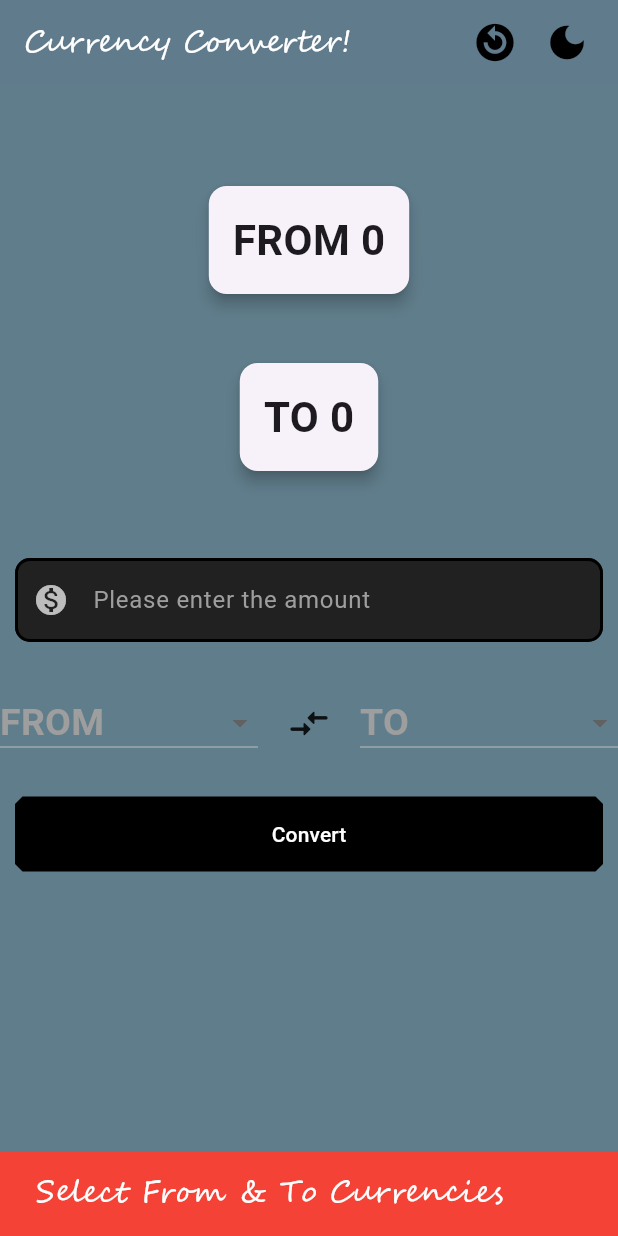
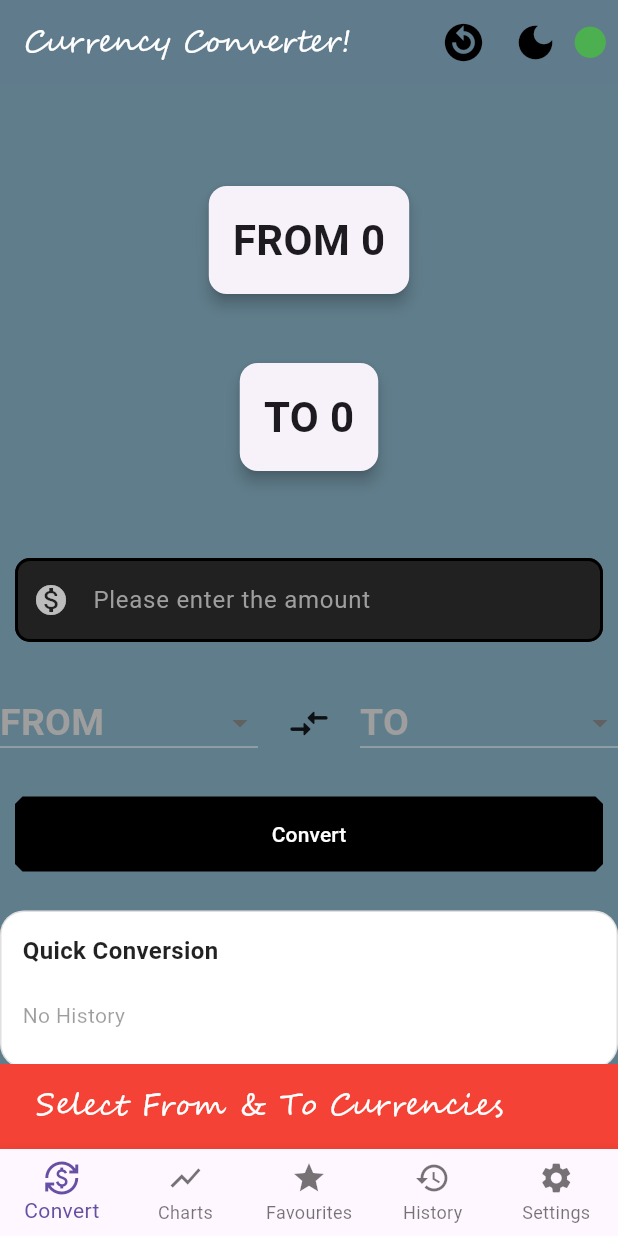
Before and after one commit to KrishnaTHAK/Currency_Converter, a Flutter app: the screen it shows after launch, after a tap on "Convert", on a phone screen of 412 x 824 dp. Run offline on Flutter 3.47's test engine with Material 3 defaults, Android fonts, the phone set to English and light mode, and no system bars; drawn by our look-alikes of auto_size_text; our stand-ins replace connectivity_plus, internet_connection_checker, shared_preferences.

Commit message:
Multi-pages added, Quick Conversion feature added, Basic UI enhanced

```diff
--- /dev/null
+++ b/lib/app/main_navigation_page.dart
@@ -0,0 +1,79 @@
+import 'package:flutter/material.dart';
+
+import '../features/currency_converter/presentation/pages/currency_converter_page.dart';
+import '../features/currency_converter/presentation/pages/charts_page.dart';
+import '../features/currency_converter/presentation/pages/favourites_page.dart';
+import '../features/currency_converter/presentation/pages/history_page.dart';
+import '../features/currency_converter/presentation/pages/settings_page.dart';
+
+class MainNavigationPage extends StatefulWidget {
+  const MainNavigationPage({super.key});
+
+  @override
+  State<MainNavigationPage> createState() => _MainNavigationPage();
+}
+
+class _MainNavigationPage extends State<MainNavigationPage> {
+  int _selectIndex = 0;
+
+  final List<Widget> _pages = [
+    const CurrencyConverterPage(),
+    const ChartsPage(),
+    const FavouritesPage(),
+    const HistoryPage(),
+    const SettingsPage()
+  ];
+
+  void onItemTapped(int index) {
+    setState(() {
+      _selectIndex = index;
+    });
+  }
+
+  @override
+  Widget build(BuildContext context) {
+    return Scaffold(
+
+      body: IndexedStack(
+        index: _selectIndex,
+        children: _pages,
+      ),
+
+      bottomNavigationBar: BottomNavigationBar(
+
+        currentIndex: _selectIndex,
+        onTap: onItemTapped,
+        type: BottomNavigationBarType.fixed,
+
+        items: const [
+
+          BottomNavigationBarItem(
+            icon: Icon(Icons.currency_exchange),
+            label: "Convert"
+          ),
+
+          BottomNavigationBarItem(
+            icon:Icon(Icons.show_chart),
+            label: "Charts"
+          ),
+
+          BottomNavigationBarItem(
+            icon: Icon(Icons.star),
+            label: "Favourites"
+          ),
+
+          BottomNavigationBarItem(
+            icon: Icon(Icons.history),
+            label: "History"
+          ),
+
+          BottomNavigationBarItem(
+            icon: Icon(Icons.settings),
+            label: "Settings",
+          )
+
+        ],
+      ),
+    );
+  }
+}
--- a/lib/features/currency_converter/presentation/pages/charts_page.dart
+++ b/lib/features/currency_converter/presentation/pages/charts_page.dart
@@ -0,0 +1,151 @@
+import 'package:flutter/material.dart';
+
+class ChartsPage extends StatefulWidget {
+  const ChartsPage({super.key});
+
+  @override
+  State<ChartsPage> createState() => _ChartsPageState();
+}
+
+class _ChartsPageState extends State<ChartsPage> {
+  String fromCurrency = "USD";
+  String toCurrency = "INR";
+
+  String selectedRange = "7D";
+
+  final List<String> ranges = [
+    "7D",
+    "30D",
+    "90D",
+  ];
+
+  @override
+  Widget build(BuildContext context) {
+    return Scaffold(
+      appBar: AppBar(
+        title: const Text("Historical Charts"),
+      ),
+      body: Padding(
+        padding: const EdgeInsets.all(16),
+        child: Column(
+          children: [
+            /// Currency Row
+
+            Row(
+              children: [
+                Expanded(
+                  child: DropdownButtonFormField<String>(
+                    value: fromCurrency,
+                    items: const [
+                      DropdownMenuItem(
+                        value: "USD",
+                        child: Text("USD"),
+                      ),
+                      DropdownMenuItem(
+                        value: "INR",
+                        child: Text("INR"),
+                      ),
+                      DropdownMenuItem(
+                        value: "EUR",
+                        child: Text("EUR"),
+                      ),
+                    ],
+                    onChanged: (value) {
+                      setState(() {
+                        fromCurrency = value!;
+                      });
+                    },
+                    decoration: const InputDecoration(
+                      labelText: "From",
+                    ),
+                  ),
+                ),
+                const SizedBox(width: 10),
+                Expanded(
+                  child: DropdownButtonFormField<String>(
+                    value: toCurrency,
+                    items: const [
+                      DropdownMenuItem(
+                        value: "INR",
+                        child: Text("INR"),
+                      ),
+                      DropdownMenuItem(
+                        value: "USD",
+                        child: Text("USD"),
+                      ),
+                      DropdownMenuItem(
+                        value: "EUR",
+                        child: Text("EUR"),
+                      ),
+                    ],
+                    onChanged: (value) {
+                      setState(() {
+                        toCurrency = value!;
+                      });
+                    },
+                    decoration: const InputDecoration(
+                      labelText: "To",
+                    ),
+                  ),
+                ),
+              ],
+            ),
+
+            const SizedBox(height: 20),
+
+            /// Range Selector
+
+            DropdownButtonFormField<String>(
+              value: selectedRange,
+              items: ranges.map((range) {
+                return DropdownMenuItem(
+                  value: range,
+                  child: Text(range),
+                );
+              }).toList(),
+              onChanged: (value) {
+                setState(() {
+                  selectedRange = value!;
+                });
+              },
+              decoration: const InputDecoration(
+                labelText: "Select Range",
+              ),
+            ),
+
+            const SizedBox(height: 30),
+
+            /// Chart Placeholder
+
+            Expanded(
+              child: Container(
+                width: double.infinity,
+                decoration: BoxDecoration(
+                  border: Border.all(),
+                  borderRadius: BorderRadius.circular(10),
+                ),
+                child: const Center(
+                  child: Text(
+                    "Chart will appear here",
+                    style: TextStyle(fontSize: 16),
+                  ),
+                ),
+              ),
+            ),
+
+            const SizedBox(height: 20),
+
+            /// Load Button
+
+            ElevatedButton(
+              onPressed: () {
+                print("Load Chart");
+              },
+              child: const Text("Load Chart"),
+            ),
+          ],
+        ),
+      ),
+    );
+  }
+}
--- a/lib/features/currency_converter/presentation/pages/currency_converter_page.dart
+++ b/lib/features/currency_converter/presentation/pages/currency_converter_page.dart
@@ -1,6 +1,9 @@
 import 'package:auto_size_text/auto_size_text.dart';
 import 'package:flutter/material.dart';
 import 'package:connectivity_plus/connectivity_plus.dart';
+import 'package:shared_preferences/shared_preferences.dart';
+import 'dart:async';
+import 'package:internet_connection_checker/internet_connection_checker.dart';
 import 'package:intl/intl.dart';
 import '../../../../widgets/loading_overlay.dart';
 import '../../../../core/utils/currency_list.dart';
@@ -9,33 +12,110 @@ import '../../presentation/widgets/result_card.dart';
 import '../../presentation/widgets/currency_dropdown.dart';
 import '../../presentation/widgets/amount_input.dart';
 import '../../presentation/widgets/swap_button.dart';
+import '../../presentation/widgets/quick_conversion.dart';
 import '../../presentation/widgets/convert_button.dart';
 import '../../../../core/utils/validators.dart';
 
-class CurrencyConverterMaterialPage extends StatefulWidget {
-  const CurrencyConverterMaterialPage({super.key});
+class CurrencyConverterPage extends StatefulWidget {
+  const CurrencyConverterPage({super.key});
 
   @override
-  State<CurrencyConverterMaterialPage> createState() =>
-      _CurrencyConverterMaterialPageState();
+  State<CurrencyConverterPage> createState() => _CurrencyConverterPageState();
 }
 
-class _CurrencyConverterMaterialPageState
-    extends State<CurrencyConverterMaterialPage> {
+class _CurrencyConverterPageState extends State<CurrencyConverterPage> {
+
+  late StreamSubscription<InternetConnectionStatus> subscription;
+
+  double result = 0;
   bool isLoading = false;
-  double result = 0;
   bool isDarkMode = false;
+  bool isOffline = false;
   String? _selectedCountry1;
   String? _selectedCountry2;
+  List<String> recentConversions = [];
+
+  //Quick convert variables :
+  Future<void> saveLastConversion() async {
+    final prefs = await SharedPreferences.getInstance();
+
+    List<String> history = prefs.getStringList('conversion_history') ?? [];
+
+    String newEntry =
+        "${_selectedCountry1}_${_selectedCountry2}_${textEditingController.text}";
+
+    // Remove duplicate if exists
+    history.remove(newEntry);
+
+    // Add latest at top
+    history.insert(0, newEntry);
+
+    // Keep only last 3
+    if (history.length > 3) {
+      history = history.sublist(0, 3);
+    }
+
+    await prefs.setStringList('conversion_history', history);
+  }
+
+  Future<void> loadRecentConversions() async {
+    final prefs = await SharedPreferences.getInstance();
+
+    setState(() {
+      recentConversions = prefs.getStringList('conversion_history') ?? [];
+    });
+  }
+
+  String? lastFrom;
+  String? lastTo;
+  String? lastAmount;
+
+  @override
+  void initState() {
+    super.initState();
+
+    _checkConnection(); // ✅ initial state
+
+    subscription =
+        InternetConnectionChecker.instance.onStatusChange.listen((status) {
+      setState(() {
+        isOffline = status == InternetConnectionStatus.disconnected;
+      });
+    });
+
+    loadRecentConversions();
+  }
+
+  Future<void> _checkConnection() async {
+    bool hasInternet = await InternetConnectionChecker.instance.hasConnection;
+
+    setState(() {
+      isOffline = !hasInternet;
+    });
+    loadLastConversion();
+  }
+
+  Future<void> loadLastConversion() async {
+    final pref = await SharedPreferences.getInstance();
+
+    setState(() {
+      lastFrom = pref.getString('last_from');
+      lastTo = pref.getString('last_to');
+      lastAmount = pref.getString('last_amount');
+    });
+  }
 
   final textEditingController = TextEditingController();
 
   final ExchangeRateService _service = ExchangeRateService();
 
   Future<void> fetchExchangeRate() async {
-    final currencyError = Validators.validateCurrencies(_selectedCountry1, _selectedCountry2);
+    final currencyError =
+        Validators.validateCurrencies(_selectedCountry1, _selectedCountry2);
     final amountError = Validators.validateAmount(textEditingController.text);
-    if (currencyError != null) { _showSnackBar(currencyError); }
+    if (currencyError != null) {
+      _showSnackBar(currencyError);
+    }
 
     if (amountError != null) {
       _showSnackBar(amountError);
@@ -47,16 +127,21 @@ class _CurrencyConverterMaterialPageState
     });
 
     try {
-      var connectivityResult = await (Connectivity().checkConnectivity());
-      if (connectivityResult == ConnectivityResult.none) {
+      bool hasInternet = await InternetConnectionChecker.instance.hasConnection;
+      if (!hasInternet) {
         //No internet connection
+        setState(() {
+          isOffline = true;
+          isLoading = false;
+        });
         _showSnackBar(
             'No internet connection. Please check your connection and try again.');
-        setState(() {
-          isLoading = false;
-        });
         return;
       }
+
+      setState(() {
+        isOffline = false;
+      });
 
       final rate = await _service.fetchRate(
         from: _selectedCountry1!,
@@ -67,13 +152,12 @@ class _CurrencyConverterMaterialPageState
         result = double.parse(textEditingController.text) * rate;
       });
 
+      await saveLastConversion();
+      await loadRecentConversions();
+
     } catch (e) {
-      _showSnackBar(
-        'Error Occurred! Try again after some time.'
-      );
-
+      _showSnackBar('Error Occurred! Try again after some time.');
     } finally {
-
       setState(() {
         isLoading = false;
       });
@@ -120,12 +204,9 @@ class _CurrencyConverterMaterialPageState
     super.dispose();
   }
 
-
   // =====================================************************===============================================
   // UI
   // =====================================************************===============================================
-
-
 
   @override
   Widget build(BuildContext context) {
@@ -142,6 +223,9 @@ class _CurrencyConverterMaterialPageState
 
     return Scaffold(
       backgroundColor: isDarkMode ? Colors.grey[900] : Colors.blueGrey,
+
+
+
       appBar: AppBar(
         backgroundColor: isDarkMode ? Colors.grey[900] : Colors.blueGrey,
         elevation: 1,
@@ -156,23 +240,22 @@ class _CurrencyConverterMaterialPageState
         ),
         // centerTitle: true,
         actions: [
+
+
           IconButton(
             icon: Icon(
               Icons.replay_circle_filled,
               color: isDarkMode ? Colors.white70 : Colors.black,
               size: 30,
             ),
-
             onPressed: () => setState(() {
-
               _selectedCountry1 = null;
               _selectedCountry2 = null;
               textEditingController.text = "0";
               result = 0;
+            }),
+          ),
 
-            }),
-
-          ),
 
           IconButton(
             icon: Icon(
@@ -182,16 +265,34 @@ class _CurrencyConverterMaterialPageState
             ),
             onPressed: _toggleDarkMode,
           ),
-          const SizedBox(width: 10)
+
+
+          Icon(
+            Icons.circle,
+            size: 25,
+            color: isOffline ? Colors.red : Colors.green,
+          ),
+          const SizedBox(width: 6),
         ],
       ),
+
+
+
+
+
       body: LoadingOverlay(
         isLoading: isLoading,
+
         child: SingleChildScrollView(
           child: Column(
+
             mainAxisAlignment: MainAxisAlignment.start,
+
             children: [
+
+
               const SizedBox(height: 60),
+
               ResultCard(
                 label: _selectedCountry1 ?? 'FROM',
                 value: textEditingController.text.isEmpty
@@ -200,27 +301,38 @@ class _CurrencyConverterMaterialPageState
                         textEditingController.text,
                       ),
               ),
+
               SizedBox(height: 30),
+
               ResultCard(
                 label: _selectedCountry2 ?? 'TO',
                 value: result != 0 ? formatNumber(result) : '0',
               ),
+
               const SizedBox(height: 40),
+
               AmountInput(
                 controller: textEditingController,
                 isDarkMode: isDarkMode,
                 border: border,
               ),
+
               SizedBox(height: 20),
+
               Row(
+
                 mainAxisAlignment: MainAxisAlignment.center,
+
                 children: [
                   // First Dropdown
                   Expanded(
+
                     child: CurrencyDropdown(
+
                       selectedValue: _selectedCountry1,
                       currencies: currencies,
                       hintText: 'FROM',
+
                       onChanged: (value) {
                         if (value == _selectedCountry2) {
                           _showSnackBar('Please select different currencies');
@@ -230,6 +342,7 @@ class _CurrencyConverterMaterialPageState
                           });
                         }
                       },
+
                     ),
                   ),
 
@@ -282,7 +395,10 @@ class _CurrencyConverterMaterialPageState
                   ),
                 ],
               ),
+
               const SizedBox(height: 15),
+              Column(
+                children: [
                     ConvertButton(
                       isDarkMode: isDarkMode,
                       onPressed: () {
@@ -299,8 +415,30 @@ class _CurrencyConverterMaterialPageState
                         fetchExchangeRate();
                       },
                     ),
+
+                    const SizedBox(height: 16),
+
+                    QuickConversionBox(
+                      recentConversions: recentConversions,
+                      isDarkMode: isDarkMode,
+                      onTap: (from, to, amount) {
+                        setState(() {
+                          _selectedCountry1 = from;
+                          _selectedCountry2 = to;
+                          textEditingController.text = amount;
+                        });
+                      },
+                  ),
                 ],
+              )
+
+            ],
+
           ),
+
+
+
+
         ),
       ),
     );
--- a/lib/features/currency_converter/presentation/pages/favourites_page.dart
+++ b/lib/features/currency_converter/presentation/pages/favourites_page.dart
@@ -0,0 +1,49 @@
+import 'package:flutter/material.dart';
+
+class FavouritesPage extends StatelessWidget {
+  const FavouritesPage({super.key});
+
+  @override
+  Widget build(BuildContext context) {
+    return Scaffold(
+      appBar: AppBar(
+        title: const Text('Favourites'),
+      ),
+      body: Padding(
+        padding: const EdgeInsets.all(16),
+        child: Column(
+          crossAxisAlignment: CrossAxisAlignment.start,
+          children: [
+            const Text(
+              'Saved Currency Pairs',
+              style: TextStyle(fontSize: 18, fontWeight: FontWeight.w600),
+            ),
+            const SizedBox(height: 12),
+            Expanded(
+              child: ListView(
+                children: const [
+                  Card(
+                    child: ListTile(
+                      leading: Icon(Icons.star),
+                      title: Text('USD → INR'),
+                      subtitle: Text('Tap to use quickly'),
+                      trailing: Icon(Icons.chevron_right),
+                    ),
+                  ),
+                  Card(
+                    child: ListTile(
+                      leading: Icon(Icons.star),
+                      title: Text('EUR → INR'),
+                      subtitle: Text('Tap to use quickly'),
+                      trailing: Icon(Icons.chevron_right),
+                    ),
+                  ),
+                ],
+              ),
+            ),
+          ],
+        ),
+      ),
+    );
+  }
+}
--- a/lib/features/currency_converter/presentation/pages/history_page.dart
+++ b/lib/features/currency_converter/presentation/pages/history_page.dart
@@ -0,0 +1,45 @@
+import 'package:flutter/material.dart';
+
+class HistoryPage extends StatelessWidget {
+  const HistoryPage({super.key});
+
+  @override
+  Widget build(BuildContext context) {
+    return Scaffold(
+      appBar: AppBar(
+        title: const Text('History'),
+      ),
+      body: Padding(
+        padding: const EdgeInsets.all(16),
+        child: Column(
+          crossAxisAlignment: CrossAxisAlignment.start,
+          children: [
+            const Text(
+              'Past Conversions',
+              style: TextStyle(fontSize: 18, fontWeight: FontWeight.w600),
+            ),
+            const SizedBox(height: 12),
+            Expanded(
+              child: ListView(
+                children: const [
+                  Card(
+                    child: ListTile(
+                      title: Text('USD → INR'),
+                      subtitle: Text('100 USD = 8,320 INR\nToday • 10:30 AM'),
+                    ),
+                  ),
+                  Card(
+                    child: ListTile(
+                      title: Text('EUR → INR'),
+                      subtitle: Text('50 EUR = 4,550 INR\nToday • 09:10 AM'),
+                    ),
+                  ),
+                ],
+              ),
+            ),
+          ],
+        ),
+      ),
+    );
+  }
+}
--- a/lib/features/currency_converter/presentation/pages/settings_page.dart
+++ b/lib/features/currency_converter/presentation/pages/settings_page.dart
@@ -0,0 +1,46 @@
+import 'package:flutter/material.dart';
+
+class SettingsPage extends StatelessWidget {
+  const SettingsPage({super.key});
+
+  @override
+  Widget build(BuildContext context) {
+    return Scaffold(
+      appBar: AppBar(
+        title: const Text('Settings'),
+      ),
+      body: ListView(
+        padding: const EdgeInsets.all(16),
+        children: [
+          const Text(
+            'App Settings',
+            style: TextStyle(fontSize: 18, fontWeight: FontWeight.w600),
+          ),
+          const SizedBox(height: 12),
+          SwitchListTile(
+            value: true,
+            onChanged: (_) {},
+            title: const Text('Dark Mode'),
+            subtitle: const Text('Enable dark theme'),
+          ),
+          const Divider(),
+          ListTile(
+            leading: const Icon(Icons.refresh),
+            title: const Text('Reload App Data'),
+            onTap: () {},
+          ),
+          ListTile(
+            leading: const Icon(Icons.notifications),
+            title: const Text('Notification Settings'),
+            onTap: () {},
+          ),
+          ListTile(
+            leading: const Icon(Icons.info_outline),
+            title: const Text('About'),
+            onTap: () {},
+          ),
+        ],
+      ),
+    );
+  }
+}
--- /dev/null
+++ b/lib/features/currency_converter/presentation/widgets/quick_conversion.dart
@@ -0,0 +1,94 @@
+import 'package:flutter/material.dart';
+
+class QuickConversionBox extends StatelessWidget {
+  final List<String> recentConversions;
+  final bool isDarkMode;
+  final void Function(String from, String to, String amount) onTap;
+
+  const QuickConversionBox({
+    super.key,
+    required this.recentConversions,
+    required this.isDarkMode,
+    required this.onTap,
+  });
+
+  @override
+  Widget build(BuildContext context) {
+    final bgColor = isDarkMode ? Colors.white.withOpacity(0.08) : Colors.white;
+    final borderColor = isDarkMode ? Colors.white24 : Colors.black12;
+    final textColor = isDarkMode ? Colors.white : Colors.black87;
+    final faintColor = isDarkMode ? Colors.white38 : Colors.black38;
+
+    return Container(
+      width: double.infinity,
+      padding: const EdgeInsets.all(14),
+      decoration: BoxDecoration(
+        color: bgColor,
+        borderRadius: BorderRadius.circular(16),
+        border: Border.all(color: borderColor),
+      ),
+      child: Column(
+        crossAxisAlignment: CrossAxisAlignment.start,
+        children: [
+          Text(
+            'Quick Conversion',
+            style: TextStyle(
+              fontSize: 16,
+              fontWeight: FontWeight.w600,
+              color: textColor,
+            ),
+          ),
+          const SizedBox(height: 12),
+          if (recentConversions.isEmpty)
+            Padding(
+              padding: const EdgeInsets.symmetric(vertical: 10),
+              child: Text(
+                'No History',
+                style: TextStyle(
+                  color: faintColor,
+                  fontSize: 14,
+                ),
+              ),
+            )
+          else
+            Column(
+              children: recentConversions.take(3).map((item) {
+                final parts = item.split('_');
+                final from = parts.isNotEmpty ? parts[0] : '';
+                final to = parts.length > 1 ? parts[1] : '';
+                final amount = parts.length > 2 ? parts[2] : '';
+
+                return Padding(
+                  padding: const EdgeInsets.only(bottom:20),
+                  child: InkWell(
+                    borderRadius: BorderRadius.circular(12),
+                    onTap: () => onTap(from, to, amount),
+                    child: Container(
+                      width: double.infinity,
+                      padding: const EdgeInsets.symmetric(
+                        horizontal: 12,
+                        vertical: 10,
+                      ),
+                      decoration: BoxDecoration(
+                        color: isDarkMode
+                            ? Colors.white.withOpacity(0.05)
+                            : Colors.black.withOpacity(0.04),
+                        borderRadius: BorderRadius.circular(12),
+                      ),
+                      child: Text(
+                        '$from → $to   •   $amount',
+                        style: TextStyle(
+                          fontSize: 14,
+                          color: textColor,
+                        ),
+                      ),
+                    ),
+                  ),
+                );
+              }).toList(),
+            ),
+        ],
+      ),
+    );
+  }
+}
--- a/lib/main.dart
+++ b/lib/main.dart
@@ -1,6 +1,7 @@
+import 'package:currency_converter/app/main_navigation_page.dart';
 import 'package:flutter/material.dart';
-import 'package:currency_converter/features/currency_converter/presentation/pages/currency_converter_page.dart';
-// import 'package:device_preview/device_preview.dart';
+// import 'package:device_preview/devic1e_preview.dart';
+
 
 void main() => runApp(MyApp());
 
@@ -10,7 +11,7 @@ class MyApp extends StatelessWidget {
   @override
   Widget build(BuildContext context) {
     return const MaterialApp(
-      home: CurrencyConverterMaterialPage(),
+      home: MainNavigationPage(),
       debugShowCheckedModeBanner: false,
     );
   }
--- a/pubspec.yaml
+++ b/pubspec.yaml
@@ -34,6 +34,8 @@ dependencies:
   connectivity_plus: ^6.1.2
   auto_size_text: ^3.0.0
   intl: 0.19.0
+  shared_preferences: ^2.5.5
+  internet_connection_checker: ^3.0.1
   # device_preview: ^1.2.0
 
   # The following adds the Cupertino Icons font to your application.
```
Also changed, not shown: pubspec.lock, 1 other file. Lines whose indentation alone changed are shown as unchanged.
